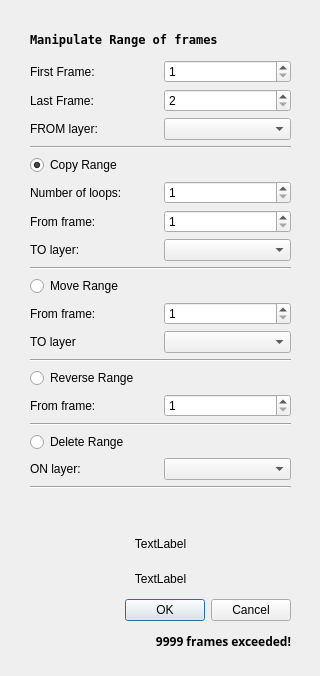
This is core_lib/src/structure/copymultiplekeyframesdialog.ui in pencil2d/pencil as Qt 5 draws it before an edit. The edited form follows.
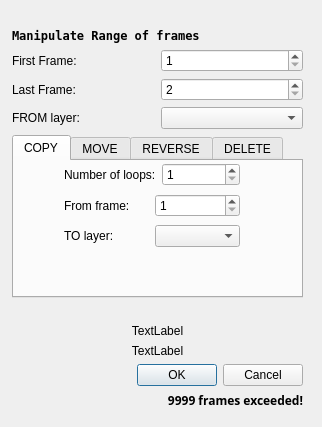
This is the edited form.

What changed in the file:
```diff
--- a/core_lib/src/structure/copymultiplekeyframesdialog.ui
+++ b/core_lib/src/structure/copymultiplekeyframesdialog.ui
@@ -6,20 +6,20 @@
    <rect>
     <x>0</x>
     <y>0</y>
-    <width>320</width>
-    <height>676</height>
+    <width>322</width>
+    <height>427</height>
    </rect>
   </property>
   <property name="windowTitle">
    <string>Dialog</string>
   </property>
-  <widget class="QWidget" name="layoutWidget">
+  <widget class="QWidget" name="">
    <property name="geometry">
     <rect>
-     <x>30</x>
-     <y>25</y>
-     <width>261</width>
-     <height>631</height>
+     <x>12</x>
+     <y>28</y>
+     <width>291</width>
+     <height>381</height>
     </rect>
    </property>
    <layout class="QVBoxLayout" name="verticalLayout">
@@ -94,140 +94,24 @@
      </layout>
     </item>
     <item>
-     <widget class="Line" name="line_1">
-      <property name="orientation">
-       <enum>Qt::Horizontal</enum>
+     <widget class="QTabWidget" name="tabWidget">
+      <property name="currentIndex">
+       <number>0</number>
       </property>
-     </widget>
-    </item>
-    <item>
-     <widget class="QRadioButton" name="rBtnCopy">
-      <property name="palette">
-       <palette>
-        <active>
-         <colorrole role="WindowText">
-          <brush brushstyle="SolidPattern">
-           <color alpha="255">
-            <red>0</red>
-            <green>0</green>
-            <blue>0</blue>
-           </color>
-          </brush>
-         </colorrole>
-         <colorrole role="Text">
-          <brush brushstyle="SolidPattern">
-           <color alpha="255">
-            <red>0</red>
-            <green>0</green>
-            <blue>0</blue>
-           </color>
-          </brush>
-         </colorrole>
-         <colorrole role="ButtonText">
-          <brush brushstyle="SolidPattern">
-           <color alpha="255">
-            <red>0</red>
-            <green>0</green>
-            <blue>0</blue>
-           </color>
-          </brush>
-         </colorrole>
-         <colorrole role="Window">
-          <brush brushstyle="SolidPattern">
-           <color alpha="255">
-            <red>239</red>
-            <green>235</green>
-            <blue>231</blue>
-           </color>
-          </brush>
-         </colorrole>
-        </active>
-        <inactive>
-         <colorrole role="WindowText">
-          <brush brushstyle="SolidPattern">
-           <color alpha="255">
-            <red>0</red>
-            <green>0</green>
-            <blue>0</blue>
-           </color>
-          </brush>
-         </colorrole>
-         <colorrole role="Text">
-          <brush brushstyle="SolidPattern">
-           <color alpha="255">
-            <red>0</red>
-            <green>0</green>
-            <blue>0</blue>
-           </color>
-          </brush>
-         </colorrole>
-         <colorrole role="ButtonText">
-          <brush brushstyle="SolidPattern">
-           <color alpha="255">
-            <red>0</red>
-            <green>0</green>
-            <blue>0</blue>
-           </color>
-          </brush>
-         </colorrole>
-         <colorrole role="Window">
-          <brush brushstyle="SolidPattern">
-           <color alpha="255">
-            <red>239</red>
-            <green>235</green>
-            <blue>231</blue>
-           </color>
-          </brush>
-         </colorrole>
-        </inactive>
-        <disabled>
-         <colorrole role="WindowText">
-          <brush brushstyle="SolidPattern">
-           <color alpha="255">
-            <red>190</red>
-            <green>190</green>
-            <blue>190</blue>
-           </color>
-          </brush>
-         </colorrole>
-         <colorrole role="Text">
-          <brush brushstyle="SolidPattern">
-           <color alpha="255">
-            <red>190</red>
-            <green>190</green>
-            <blue>190</blue>
-           </color>
-          </brush>
-         </colorrole>
-         <colorrole role="ButtonText">
-          <brush brushstyle="SolidPattern">
-           <color alpha="255">
-            <red>190</red>
-            <green>190</green>
-            <blue>190</blue>
-           </color>
-          </brush>
-         </colorrole>
-         <colorrole role="Window">
-          <brush brushstyle="SolidPattern">
-           <color alpha="255">
-            <red>239</red>
-            <green>235</green>
-            <blue>231</blue>
-           </color>
-          </brush>
-         </colorrole>
-        </disabled>
-       </palette>
-      </property>
-      <property name="text">
-       <string>Copy Range</string>
-      </property>
-      <property name="checked">
-       <bool>true</bool>
-      </property>
-     </widget>
-    </item>
+      <widget class="QWidget" name="tabCopy">
+       <attribute name="title">
+        <string>COPY</string>
+       </attribute>
+       <widget class="QWidget" name="layoutWidget">
+        <property name="geometry">
+         <rect>
+          <x>50</x>
+          <y>0</y>
+          <width>176</width>
+          <height>91</height>
+         </rect>
+        </property>
+        <layout class="QVBoxLayout" name="verticalLayout_2">
     <item>
      <layout class="QHBoxLayout" name="horizontalLayout_4">
       <item>
@@ -284,20 +168,23 @@
       </item>
      </layout>
     </item>
-    <item>
-     <widget class="Line" name="line_2">
-      <property name="orientation">
-       <enum>Qt::Horizontal</enum>
-      </property>
-     </widget>
-    </item>
-    <item>
-     <widget class="QRadioButton" name="rBtnMove">
-      <property name="text">
-       <string>Move Range</string>
-      </property>
-     </widget>
-    </item>
+        </layout>
+       </widget>
+      </widget>
+      <widget class="QWidget" name="tabMove">
+       <attribute name="title">
+        <string>MOVE</string>
+       </attribute>
+       <widget class="QWidget" name="layoutWidget">
+        <property name="geometry">
+         <rect>
+          <x>50</x>
+          <y>10</y>
+          <width>147</width>
+          <height>59</height>
+         </rect>
+        </property>
+        <layout class="QVBoxLayout" name="verticalLayout_3">
     <item>
      <layout class="QHBoxLayout" name="horizontalLayout_7">
       <item>
@@ -333,21 +220,22 @@
       </item>
      </layout>
     </item>
-    <item>
-     <widget class="Line" name="line">
-      <property name="orientation">
-       <enum>Qt::Horizontal</enum>
-      </property>
-     </widget>
-    </item>
-    <item>
-     <widget class="QRadioButton" name="rBtnReverse">
-      <property name="text">
-       <string>Reverse Range</string>
-      </property>
-     </widget>
-    </item>
-    <item>
+        </layout>
+       </widget>
+      </widget>
+      <widget class="QWidget" name="tabReverse">
+       <attribute name="title">
+        <string>REVERSE</string>
+       </attribute>
+       <widget class="QWidget" name="layoutWidget">
+        <property name="geometry">
+         <rect>
+          <x>60</x>
+          <y>10</y>
+          <width>145</width>
+          <height>26</height>
+         </rect>
+        </property>
      <layout class="QGridLayout" name="gridLayout_4">
       <item row="0" column="0">
        <widget class="QLabel" name="labReverseFromFrame">
@@ -367,22 +255,21 @@
        </widget>
       </item>
      </layout>
-    </item>
-    <item>
-     <widget class="Line" name="line_3">
-      <property name="orientation">
-       <enum>Qt::Horizontal</enum>
-      </property>
-     </widget>
-    </item>
-    <item>
-     <widget class="QRadioButton" name="rBtnDelete">
-      <property name="text">
-       <string>Delete Range</string>
-      </property>
-     </widget>
-    </item>
-    <item>
+       </widget>
+      </widget>
+      <widget class="QWidget" name="tabDelete">
+       <attribute name="title">
+        <string>DELETE</string>
+       </attribute>
+       <widget class="QWidget" name="layoutWidget">
+        <property name="geometry">
+         <rect>
+          <x>60</x>
+          <y>10</y>
+          <width>144</width>
+          <height>25</height>
+         </rect>
+        </property>
      <layout class="QGridLayout" name="gridLayout_5">
       <item row="0" column="0">
        <widget class="QLabel" name="labDeleteOnLayer">
@@ -395,12 +282,8 @@
        <widget class="QComboBox" name="cBoxDeleteFrames"/>
       </item>
      </layout>
-    </item>
-    <item>
-     <widget class="Line" name="line_4">
-      <property name="orientation">
-       <enum>Qt::Horizontal</enum>
-      </property>
+       </widget>
+      </widget>
      </widget>
     </item>
     <item>
```
Left out of the diff: 4 changed lines with no effect on the pictures. Lines whose indentation alone changed are shown as unchanged.
